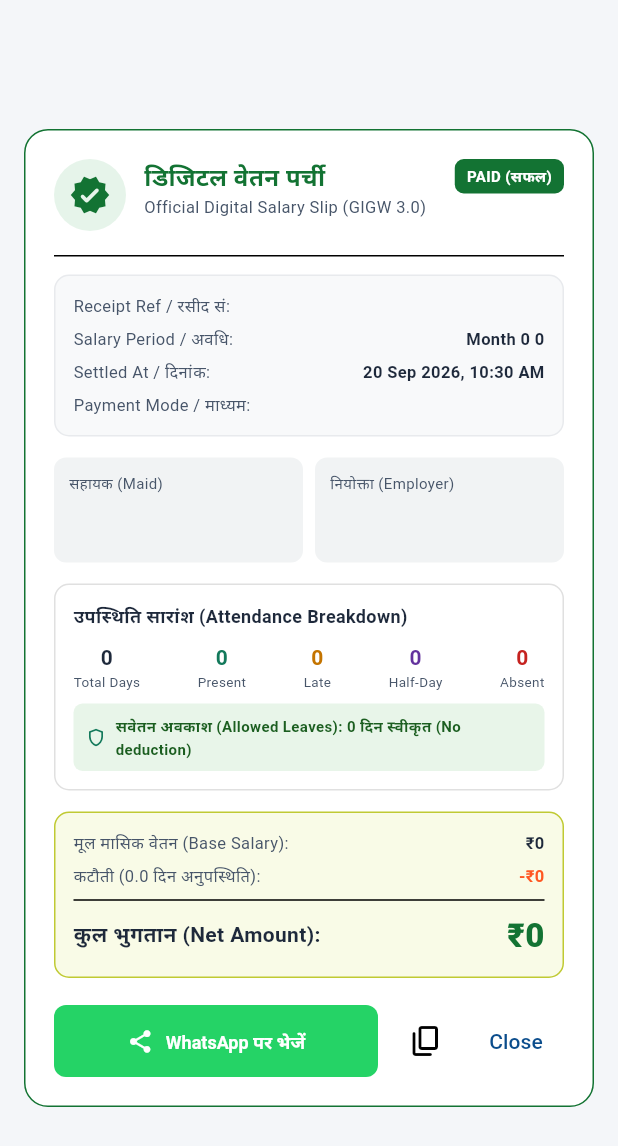
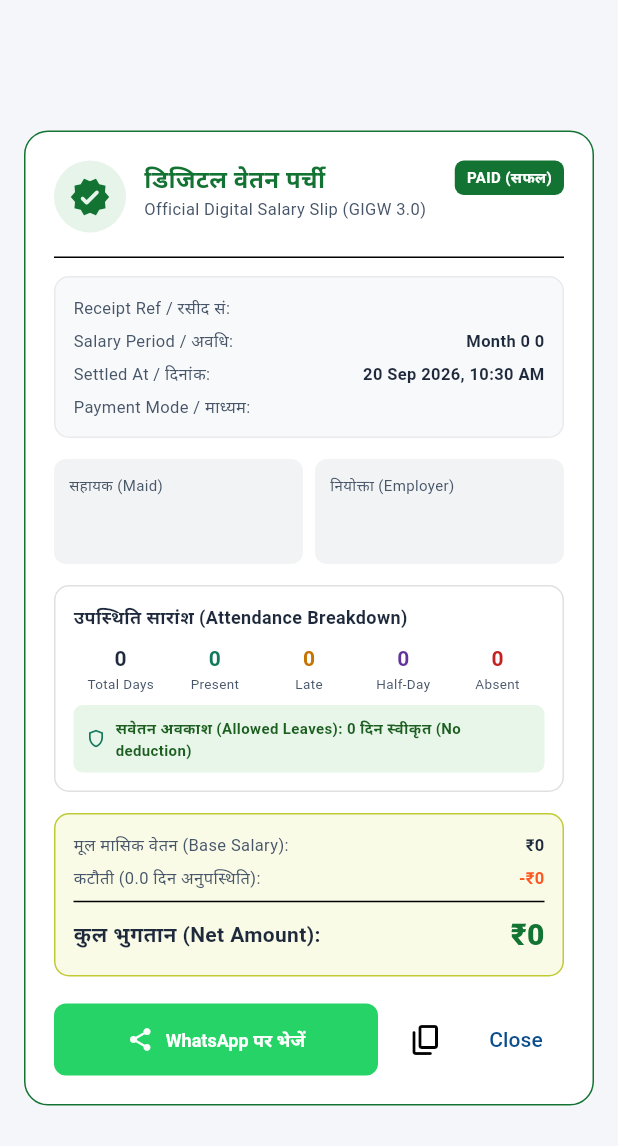
Before and after one commit to Anand9120/domestic-maid-attendance, a Flutter app: the DigitalSalarySlipDialog widget shown alone on an empty page, opened directly with empty values, on a phone screen of 412 x 824 dp. Shown: the top 1146 px of the screen. Run offline on Flutter 3.47's test engine with Material 3 defaults, Android fonts, the phone set to English and light mode, and no system bars; our stand-ins replace dio, equatable, firebase_core, firebase_messaging, flutter_bloc, flutter_local_notifications and 5 more; accounts and stored records are empty.

Commit message:
fix(mobile): prevent RenderFlex layout overflows in ledger and salary dialogs

```diff
--- a/mobile/lib/features/attendance/presentation/widgets/calendar_view.dart
+++ b/mobile/lib/features/attendance/presentation/widgets/calendar_view.dart
@@ -36,8 +36,7 @@ class MonthlyCalendarGrid extends StatelessWidget {
         Row(
           mainAxisAlignment: MainAxisAlignment.spaceAround,
           children: weekDays
-              .map((d) => SizedBox(
-                    width: 36,
+              .map((d) => Expanded(
                     child: Text(
                       d,
                       textAlign: TextAlign.center,
--- a/mobile/lib/features/salary/presentation/widgets/digital_salary_slip_dialog.dart
+++ b/mobile/lib/features/salary/presentation/widgets/digital_salary_slip_dialog.dart
@@ -272,11 +272,11 @@ _प्रमाणित डिजिटल वेतन पर्ची - Dome
                     Row(
                       mainAxisAlignment: MainAxisAlignment.spaceBetween,
                       children: [
-                        _buildStatChip('Total Days', '${settlement.totalWorkingDays}', isContrast),
-                        _buildStatChip('Present', '${settlement.presentDays}', isContrast, color: AppColors.present),
-                        _buildStatChip('Late', '${settlement.lateDays}', isContrast, color: AppColors.late),
-                        _buildStatChip('Half-Day', '${settlement.halfDays}', isContrast, color: AppColors.halfDay),
-                        _buildStatChip('Absent', '${settlement.absentDays}', isContrast, color: AppColors.absent),
+                        Expanded(child: _buildStatChip('Total Days', '${settlement.totalWorkingDays}', isContrast)),
+                        Expanded(child: _buildStatChip('Present', '${settlement.presentDays}', isContrast, color: AppColors.present)),
+                        Expanded(child: _buildStatChip('Late', '${settlement.lateDays}', isContrast, color: AppColors.late)),
+                        Expanded(child: _buildStatChip('Half-Day', '${settlement.halfDays}', isContrast, color: AppColors.halfDay)),
+                        Expanded(child: _buildStatChip('Absent', '${settlement.absentDays}', isContrast, color: AppColors.absent)),
                       ],
                     ),
                     const SizedBox(height: 8),
@@ -330,18 +330,23 @@ _प्रमाणित डिजिटल वेतन पर्ची - Dome
                     Row(
                       mainAxisAlignment: MainAxisAlignment.spaceBetween,
                       children: [
-                        Text(
+                        Expanded(
+                          child: Text(
                             'कुल भुगतान (Net Amount):',
                             style: TextStyle(
                               fontSize: 14,
                               fontWeight: FontWeight.bold,
                               color: isContrast ? Colors.white : AppColors.textPrimary,
                             ),
+                            maxLines: 1,
+                            overflow: TextOverflow.ellipsis,
                           ),
+                        ),
+                        const SizedBox(width: 8),
                         Text(
                           _formatCurrency(settlement.netAmount),
                           style: TextStyle(
-                            fontSize: 22,
+                            fontSize: 20,
                             fontWeight: FontWeight.w900,
                             color: isContrast ? Colors.yellow : const Color(0xFF137333),
                           ),
@@ -402,13 +407,18 @@ _प्रमाणित डिजिटल वेतन पर्ची - Dome
     return Row(
       mainAxisAlignment: MainAxisAlignment.spaceBetween,
       children: [
-        Text(
+        Expanded(
+          child: Text(
             label,
             style: TextStyle(
               fontSize: 11,
               color: isContrast ? Colors.white70 : AppColors.textSecondary,
             ),
+            maxLines: 1,
+            overflow: TextOverflow.ellipsis,
           ),
+        ),
+        const SizedBox(width: 8),
         Text(
           value,
           style: TextStyle(
```
Also changed, not shown: mobile/lib/features/attendance/presentation/pages/monthly_ledger_page.dart (+114 -35 lines), mobile/lib/features/salary/presentation/widgets/settle_payment_confirmation_dialog.dart (+11 -6 lines). Lines whose indentation alone changed are shown as unchanged.
